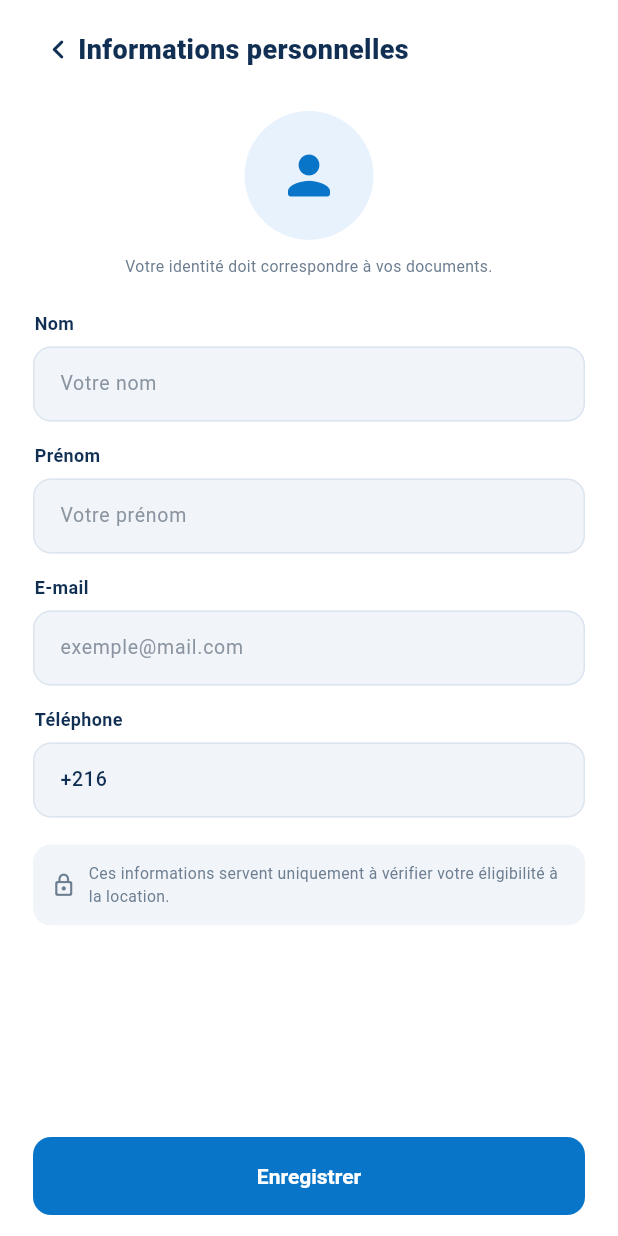
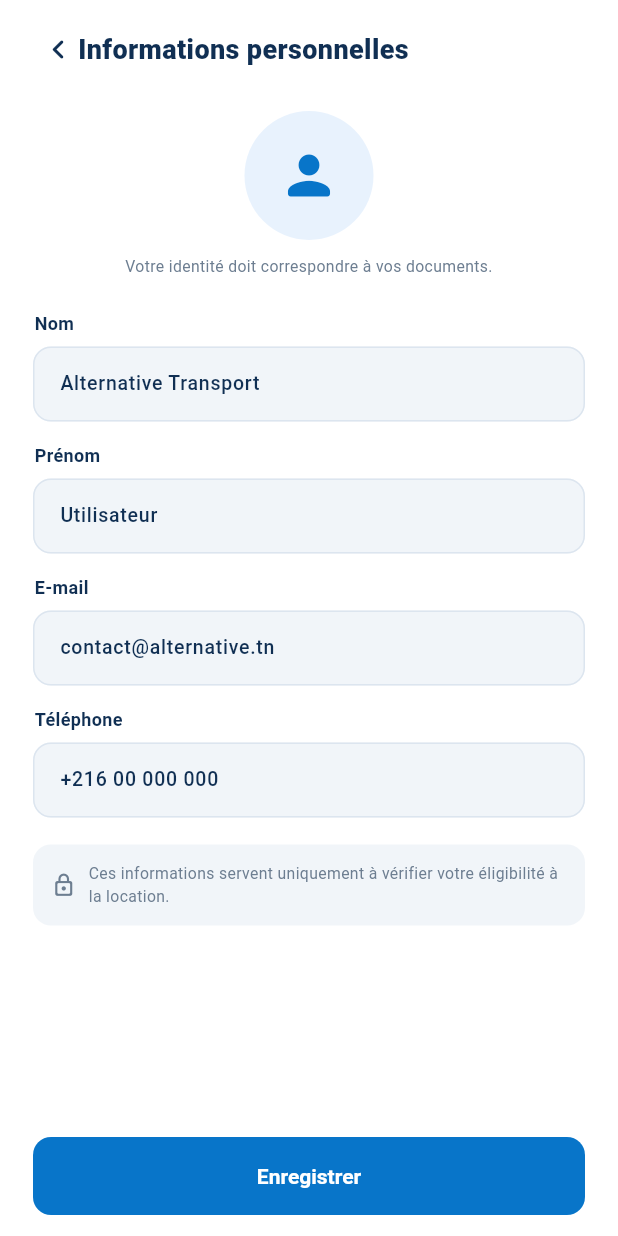
Before and after one commit to ahmednour-coder/alternative-transport, a Flutter app: the PersonalInfoScreen screen opened by its route, on a phone screen of 412 x 824 dp. Run offline on Flutter 3.47's test engine with Material 3 defaults, Android fonts, the phone set to English and light mode, and no system bars; our stand-ins replace flutter_riverpod.

Commit message:
fix(ui): bouton duplique sur Mes documents et preremplissage des informations personnelles

```diff
--- a/lib/core/constants/app_constants.dart
+++ b/lib/core/constants/app_constants.dart
@@ -23,6 +23,13 @@ abstract final class AppConstants {
   static const accessCodeValidity = Duration(minutes: 15);
   static const otpResendDelay = Duration(seconds: 45);
 
+  /// Identité affichée lorsque aucun utilisateur n'est connecté (mode démo).
+  static const guestName = 'Utilisateur Alternative Transport';
+  static const guestFirstName = 'Utilisateur';
+  static const guestLastName = 'Alternative Transport';
+  static const guestEmail = 'contact@alternative.tn';
+  static const guestPhone = '+216 00 000 000';
+
   static const images = 'assets/images';
   static const heroWelcome = '$images/hero_welcome.png';
   static const carBika = '$images/car_bika.png';
--- a/lib/screens/documents/documents_screen.dart
+++ b/lib/screens/documents/documents_screen.dart
@@ -327,7 +327,7 @@ class _DocumentsScreenState extends ConsumerState<DocumentsScreen> {
                           OutlinedButton.icon(
                             onPressed: () => _showDetails(documents),
                             icon: const Icon(Icons.upload_file_rounded, size: 17),
-                            label: const Text('Voir les détails'),
+                            label: const Text('Mettre à jour'),
                           ),
                         ],
                       ),
--- a/lib/screens/profile/personal_info_screen.dart
+++ b/lib/screens/profile/personal_info_screen.dart
@@ -1,6 +1,7 @@
 import 'package:flutter/material.dart';
 import 'package:flutter_riverpod/flutter_riverpod.dart';
 
+import '../../core/constants/app_constants.dart';
 import '../../core/theme/app_colors.dart';
 import '../../core/utils/validators.dart';
 import '../../providers/auth_provider.dart';
@@ -27,10 +28,14 @@ class _PersonalInfoScreenState extends ConsumerState<PersonalInfoScreen> {
   void initState() {
     super.initState();
     final user = ref.read(authProvider).user;
-    _firstName = TextEditingController(text: user?.firstName ?? '');
-    _lastName = TextEditingController(text: user?.lastName ?? '');
-    _email = TextEditingController(text: user?.email ?? '');
-    _phone = TextEditingController(text: user?.phone ?? '+216 ');
+    _firstName = TextEditingController(
+      text: user?.firstName ?? AppConstants.guestFirstName,
+    );
+    _lastName = TextEditingController(
+      text: user?.lastName ?? AppConstants.guestLastName,
+    );
+    _email = TextEditingController(text: user?.email ?? AppConstants.guestEmail);
+    _phone = TextEditingController(text: user?.phone ?? AppConstants.guestPhone);
   }
 
   @override
--- a/lib/screens/profile/profile_screen.dart
+++ b/lib/screens/profile/profile_screen.dart
@@ -1,6 +1,7 @@
 import 'package:flutter/material.dart';
 import 'package:flutter_riverpod/flutter_riverpod.dart';
 
+import '../../core/constants/app_constants.dart';
 import '../../core/router/app_router.dart';
 import '../../core/theme/app_colors.dart';
 import '../../core/utils/formatters.dart';
@@ -51,8 +52,8 @@ class ProfileScreen extends ConsumerWidget {
   @override
   Widget build(BuildContext context, WidgetRef ref) {
     final user = ref.watch(authProvider).user;
-    final name = user?.fullName ?? 'Utilisateur Alternative Transport';
-    final email = user?.email ?? 'contact@alternative.tn';
+    final name = user?.fullName ?? AppConstants.guestName;
+    final email = user?.email ?? AppConstants.guestEmail;
     final initials = user == null
         ? 'AT'
         : initialsOf(user.firstName, user.lastName);
```
Also changed, not shown: 2 other files.
